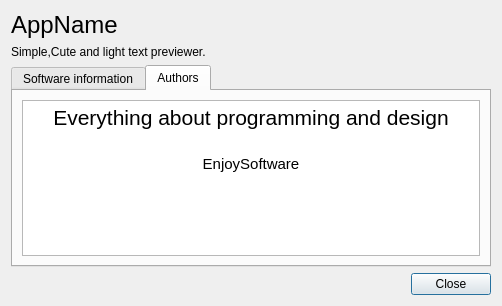
The window that aboutdialog.ui (enjoysoftware/cute-light-text-previewer) describes before a commit, drawn with Qt 5.
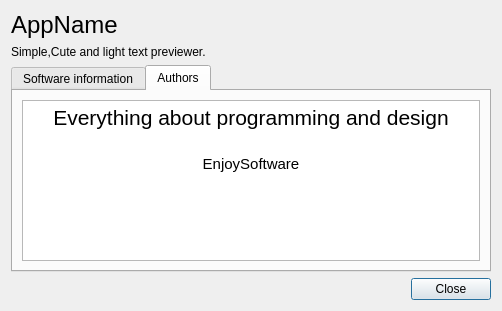
The same window after the commit. The open tabs and pages were chosen to show the change.

```diff
--- a/aboutdialog.ui
+++ b/aboutdialog.ui
@@ -7,7 +7,7 @@
     <x>0</x>
     <y>0</y>
     <width>502</width>
-    <height>306</height>
+    <height>311</height>
    </rect>
   </property>
   <property name="windowTitle">
@@ -135,9 +135,9 @@
 &lt;html&gt;&lt;head&gt;&lt;meta name=&quot;qrichtext&quot; content=&quot;1&quot; /&gt;&lt;style type=&quot;text/css&quot;&gt;
 p, li { white-space: pre-wrap; }
 &lt;/style&gt;&lt;/head&gt;&lt;body style=&quot; font-family:'Ubuntu'; font-size:11pt; font-weight:400; font-style:normal;&quot;&gt;
-&lt;p align=&quot;center&quot; style=&quot; margin-top:0px; margin-bottom:0px; margin-left:0px; margin-right:0px; -qt-block-indent:0; text-indent:0px;&quot;&gt;&lt;span style=&quot; font-family:'Ubuntu'; font-size:16pt;&quot;&gt;Everything about programming and design&lt;/span&gt;&lt;/p&gt;
-&lt;p style=&quot;-qt-paragraph-type:empty; margin-top:0px; margin-bottom:0px; margin-left:0px; margin-right:0px; -qt-block-indent:0; text-indent:0px; font-family:'Ubuntu'; font-size:16pt;&quot;&gt;&lt;br /&gt;&lt;/p&gt;
-&lt;p align=&quot;center&quot; style=&quot; margin-top:0px; margin-bottom:0px; margin-left:0px; margin-right:0px; -qt-block-indent:0; text-indent:0px;&quot;&gt;&lt;span style=&quot; font-family:'Ubuntu';&quot;&gt;EnjoySoftware&lt;/span&gt;&lt;/p&gt;&lt;/body&gt;&lt;/html&gt;</string>
+&lt;p align=&quot;center&quot; style=&quot; margin-top:0px; margin-bottom:0px; margin-left:0px; margin-right:0px; -qt-block-indent:0; text-indent:0px;&quot;&gt;&lt;span style=&quot; font-size:16pt;&quot;&gt;Everything about programming and design&lt;/span&gt;&lt;/p&gt;
+&lt;p style=&quot;-qt-paragraph-type:empty; margin-top:0px; margin-bottom:0px; margin-left:0px; margin-right:0px; -qt-block-indent:0; text-indent:0px; font-size:16pt;&quot;&gt;&lt;br /&gt;&lt;/p&gt;
+&lt;p align=&quot;center&quot; style=&quot; margin-top:0px; margin-bottom:0px; margin-left:0px; margin-right:0px; -qt-block-indent:0; text-indent:0px;&quot;&gt;EnjoySoftware&lt;/p&gt;&lt;/body&gt;&lt;/html&gt;</string>
          </property>
         </widget>
        </item>
```
Left out of the diff: 3 changed lines with no effect on the pictures.
